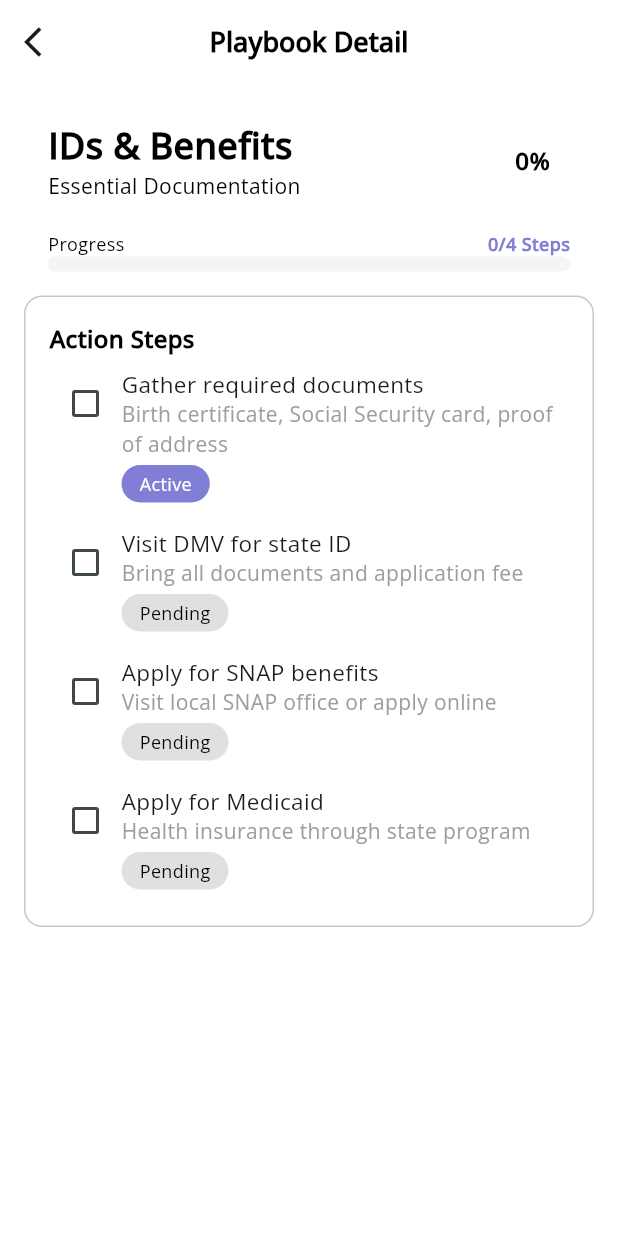
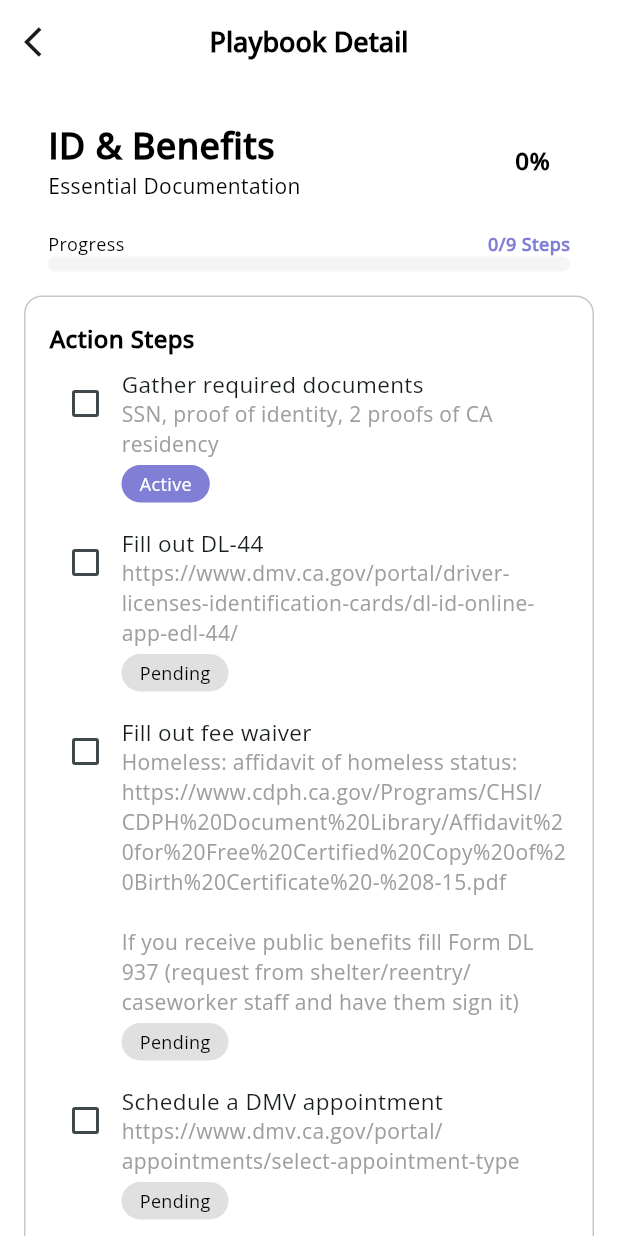
Before and after one commit to joon363/SF10x-Dignifi, a Flutter app: the screen it shows after launch, after a tap on "Continue Playbook", on a phone screen of 412 x 824 dp. Run offline on Flutter 3.47's test engine with Material 3 defaults, Android fonts, the phone set to English and light mode, and no system bars; our stand-ins replace flutter_markdown, flutter_svg.

Commit message:
Refactoring Architecture

```diff
--- a/lib/connections/apiCalls.dart
+++ b/lib/connections/apiCalls.dart
@@ -1,9 +1,18 @@
 import 'dart:convert';
 import 'package:http/http.dart' as http;
+import 'package:reentry/datas/taskData.dart';
+import 'package:reentry/models/taskModel.dart';
 import 'config.dart';
 
+Future<List<TaskGroup>> getGroupsData() async{
+  //return categoriesData;
+  final List<dynamic> data = jsonDecode(dummyStepsResponseJson);
+  List<TaskGroup> groups =
+    data.map((e) => TaskGroup.fromJson(e)).toList();
+  return groups;
+}
 
-Future<String?> callAPI(String message) async {
+Future<String?> sendChatbotRequestAPI(String message) async {
   final url = Uri.parse(SERVER_ADDR);
   // await Future.delayed(Duration(seconds: 1));
   // return dummyResponse;
@@ -31,42 +40,3 @@ Future<String?> callAPI(String message) async {
     return null;
   }
 }
-
-String dummyResponse = '''hello# Exploring the Future of AI: A GPT Perspective
-
-Artificial Intelligence (AI) has rapidly transformed various industries, reshaping how we work, communicate, and solve problems. Among the many breakthroughs, **Generative Pre-trained Transformers (GPT)** stand out as a remarkable advancement.
-
-## What is GPT?
-
-GPT is a type of large language model developed by OpenAI that leverages deep learning to generate human-like text. By training on vast amounts of data, GPT can:
-
-- Compose essays and articles
-- Answer questions intelligently
-- Generate creative content like poetry and stories
-- Assist with coding and debugging
-
-## Applications of GPT
-
-The versatility of GPT opens up exciting possibilities across domains:
-
-1. **Education**: Personalized tutoring and instant feedback
-2. **Healthcare**: Assisting in medical documentation and research summarization
-3. **Entertainment**: Interactive storytelling and game dialogue generation
-4. **Business**: Automated customer support and report generation
-
-## Challenges and Ethical Considerations
-
-While GPT models are powerful, they also raise important questions:
-
-- How do we ensure responsible use?
-- What about biases in training data?
-- How to balance automation with human creativity?
-
-## Conclusion
-
-GPT and similar AI models are ushering in a new era of intelligent tools. As technology evolves, fostering ethical development and inclusive design will be key to unlocking their full potential.
-
----
-
-*Powered by GPT technology — shaping the future, one word at a time.*
-''';
--- a/lib/datas/stepsData.dart
+++ /dev/null
@@ -1,34 +0,0 @@
-import '../models/stepsModel.dart';
-
-final StepCategory idsAndBenefits = StepCategory(
-  title: 'IDs & Benefits',
-  subtitle: 'Essential Documentation',
-  steps: [
-    StepItem(title: 'Gather required documents', subtitle: 'Birth certificate, Social Security card, proof of address', done: false),
-    StepItem(title: 'Visit DMV for state ID', subtitle: 'Bring all documents and application fee', done: false),
-    StepItem(title: 'Apply for SNAP benefits', subtitle: 'Visit local SNAP office or apply online', done: false),
-    StepItem(title: 'Apply for Medicaid', subtitle: 'Health insurance through state program', done: false),
-  ],
-);
-
-final StepCategory transitionalHousing = StepCategory(
-  title: 'Transitional Housing',
-  subtitle: 'Temporary shelter planning',
-  steps: [
-    StepItem(title: 'Find local transitional housing', subtitle: 'Use housing locator or contact shelters'),
-    StepItem(title: 'Schedule intake interview', subtitle: 'Provide necessary documents and ID'),
-    StepItem(title: 'Move-in preparation', subtitle: 'Pack essentials and coordinate transport'),
-  ],
-);
-
-final StepCategory permanentHousing = StepCategory(
-  title: 'Permanent Housing',
-  subtitle: 'Long-term stable living',
-  steps: [
-    StepItem(title: 'Apply for housing voucher', subtitle: 'Through local housing authority'),
-    StepItem(title: 'Find affordable units', subtitle: 'Search listings and contact landlords'),
-    StepItem(title: 'Sign lease and move-in', subtitle: 'Review terms and move-in checklist'),
-  ],
-);
-
-final List<StepCategory> categories = [idsAndBenefits, transitionalHousing, permanentHousing];
--- a/lib/main.dart
+++ b/lib/main.dart
@@ -1,6 +1,8 @@
 import 'package:flutter/material.dart';
+import 'package:provider/provider.dart';
 import 'theme.dart';
 import 'screens/homeScreen.dart';
+import '/viewModels/taskViewModel.dart';
 
 void main() => runApp(MyApp());
 
@@ -9,11 +11,14 @@ class MyApp extends StatelessWidget {
 
   @override
   Widget build(BuildContext context) {
-    return MaterialApp(
-      debugShowCheckedModeBanner: false,
-      title: 'Dignifi',
-      theme: AppTheme.lightTheme(context),
-      home: HomeScreen(),
+    return ChangeNotifierProvider(
+      create: (_) => TaskGroupViewModel(),
+      child: MaterialApp(
+        debugShowCheckedModeBanner: false,
+        title: 'Dignifi',
+        theme: AppTheme.lightTheme(context),
+        home: HomeScreen(),
+      ),
     );
   }
 }
--- a/lib/models/stepsModel.dart
+++ /dev/null
@@ -1,23 +0,0 @@
-class StepItem {
-  String title;
-  String subtitle;
-  bool done;
-
-  StepItem({
-    required this.title,
-    required this.subtitle,
-    this.done = false,
-  });
-}
-
-class StepCategory {
-  final String title;
-  final String subtitle;
-  final List<StepItem> steps;
-
-  StepCategory({
-    required this.title,
-    required this.subtitle,
-    required this.steps,
-  });
-}
--- /dev/null
+++ b/lib/models/taskModel.dart
@@ -0,0 +1,66 @@
+import '../datas/taskData.dart';
+class Task {
+  int taskIdx;
+  String title;
+  String explanation;
+  bool done;
+
+  Task({
+    required this.taskIdx,
+    required this.title,
+    required this.explanation,
+    this.done = false,
+  });
+
+  factory Task.fromJson(Map<String, dynamic> json) {
+    return Task(
+      taskIdx: json['taskidx'],
+      title: json['title'],
+      explanation: json['explanation'],
+      done: json['isDone']==0?false:true,
+    );
+  }
+
+  Map<String, dynamic> toJson() {
+    return {
+      'taskidx': taskIdx,
+      'title': title,
+      'explanation': explanation,
+      'isDone': done,
+    };
+  }
+}
+
+class TaskGroup {
+  final int groupId;
+  final String groupName;
+  final String groupExplanation;
+  final List<Task> tasks;
+
+  TaskGroup({
+    required this.groupId,
+    required this.groupName,
+    required this.groupExplanation,
+    required this.tasks,
+  });
+
+  factory TaskGroup.fromJson(Map<String, dynamic> json) {
+    return TaskGroup(
+      groupId: json['groupID'],
+      groupName: json['groupName'],
+      groupExplanation: json['groupExplanation'],
+      tasks: (json['tasks'] as List)
+          .map((stepJson) => Task.fromJson(stepJson))
+          .toList(),
+    );
+  }
+
+  Map<String, dynamic> toJson() {
+    return {
+      'groupID': groupId,
+      'groupName': groupName,
+      'groupExplanation': groupExplanation,
+      'tasks': tasks.map((step) => step.toJson()).toList(),
+    };
+  }
+}
--- a/lib/screens/homeScreen.dart
+++ b/lib/screens/homeScreen.dart
@@ -1,19 +1,42 @@
 import 'package:flutter/material.dart';
 import 'package:flutter_svg/flutter_svg.dart';
 import 'package:provider/provider.dart';
-import 'package:reentry/datas/stepsData.dart';
-import 'package:reentry/models/stepsModel.dart';
+import 'package:reentry/datas/taskData.dart';
+import 'package:reentry/models/taskModel.dart';
 import 'package:reentry/screens/chatbotScreen.dart';
-import 'package:reentry/viewModels/stepsViewModel.dart';
+import 'package:reentry/viewModels/taskViewModel.dart';
 import 'package:reentry/screens/playbookDetailScreen.dart';
 import '../theme.dart';
 
 
-class HomeScreen extends StatelessWidget {
+class HomeScreen extends StatefulWidget {
   const HomeScreen({super.key});
 
   @override
+  State<HomeScreen> createState() => _HomeScreenState();
+}
+
+class _HomeScreenState extends State<HomeScreen> {
+  late Future<void> _future;
+
+  @override
+  void initState() {
+    super.initState();
+    _future = context.read<TaskGroupViewModel>().fetch();
+  }
+
+  @override
   Widget build(BuildContext context) {
+    return FutureBuilder(
+      future: _future,
+      builder: (context, snapshot){
+        if (snapshot.connectionState == ConnectionState.waiting) {
+          return CircularProgressIndicator();
+        } else if (snapshot.connectionState == ConnectionState.done) {
+          if (snapshot.hasError) {
+            print(snapshot.error);
+            return Text('Error: ${snapshot.error}');
+          } else {
             return SafeArea(
               top: false,
               child: Scaffold(
@@ -54,6 +77,11 @@ class HomeScreen extends StatelessWidget {
             );
           }
         }
+        return Text('Error: Cannot Reach Here');
+      }
+    );
+  }
+}
 
 class WelcomeCard extends StatelessWidget {
   const WelcomeCard({
@@ -62,6 +90,7 @@ class WelcomeCard extends StatelessWidget {
 
   @override
   Widget build(BuildContext context) {
+    final vm = context.watch<TaskGroupViewModel>();
     return Container(
         height: 100,
         decoration: BoxDecoration(
@@ -96,13 +125,13 @@ class WelcomeCard extends StatelessWidget {
               children: [
                 Expanded(child: LinearProgressIndicator(
                   minHeight: 10,
-                  value: 0.2,
+                  value: vm.totalProgressRatio,
                   borderRadius: BorderRadius.circular(10),
                   backgroundColor: primaryColorLight,
                   color: Colors.white,
                 ),),
                 Text(
-                "20%",
+                  vm.totalProgressPercent,
                   style: TextStyle(
                     color: Colors.white,
                     fontSize: 12,
@@ -137,6 +166,7 @@ class _PageViewCardState extends State<PageViewCard> {
 
   @override
   Widget build(BuildContext context) {
+    final vm = context.watch<TaskGroupViewModel>();
     return Column(
       children: [
         SizedBox(
@@ -146,7 +176,7 @@ class _PageViewCardState extends State<PageViewCard> {
             onPageChanged: (i) => setState(() => _pageIndex = i),
             itemCount: 3,
             scrollDirection: Axis.horizontal,
-            itemBuilder: (_, i) => ActivityProgressCard(category: categories[i]),
+            itemBuilder: (_, i) => ActivityProgressCard(group: vm.groups[i]),
           ),
         ),
         Row(
@@ -169,10 +199,10 @@ class _PageViewCardState extends State<PageViewCard> {
 }
 
 class ActivityProgressCard extends StatefulWidget {
-  final StepCategory category;
+  final TaskGroup group;
   const ActivityProgressCard({
     super.key,
-    required this.category
+    required this.group
   });
 
   @override
@@ -182,10 +212,11 @@ class ActivityProgressCard extends StatefulWidget {
 class _ActivityProgressCardState extends State<ActivityProgressCard> {
   @override
   Widget build(BuildContext context) {
+    final stepsCategoryVM = context.watch<TaskGroupViewModel>();
     return ChangeNotifierProvider(
-      create: (_) => StepsViewModel(category: widget.category),
+      create: (_) => TaskViewModel(taskGroup: widget.group),
       child: Builder(builder: (context) {
-          final vm = context.watch<StepsViewModel>();
+          final tasksVM = context.watch<TaskViewModel>();
           return Container(
             decoration: grayBoxDecoration,
             padding: EdgeInsets.all(16),
@@ -209,7 +240,7 @@ class _ActivityProgressCardState extends State<ActivityProgressCard> {
                           crossAxisAlignment: CrossAxisAlignment.start,
                           children: [
                             Text(
-                              Provider.of<StepsViewModel>(context).category.title,
+                              tasksVM.taskGroup.groupName,
                               style: TextStyle(
                                 color: Colors.black,
                                 fontSize: 16,
@@ -217,7 +248,7 @@ class _ActivityProgressCardState extends State<ActivityProgressCard> {
                               ),
                             ),
                             Text(
-                              Provider.of<StepsViewModel>(context).category.subtitle,
+                              tasksVM.taskGroup.groupExplanation,
                               style: TextStyle(
                                 color: Colors.black,
                                 fontSize: 12,
@@ -231,12 +262,12 @@ class _ActivityProgressCardState extends State<ActivityProgressCard> {
                       alignment: Alignment.center,
                       children: [
                         CircularProgressIndicator(
-                          value: vm.progressPercent(),
+                          value: tasksVM.progressRatio(),
                           strokeWidth: 4,
                           color: primaryColor,
                         ),
                         Text(
-                          "${(vm.progressPercent() * 100).round()}%",
+                          tasksVM.progressPercent(),
                           style: TextStyle(
                             color: Colors.black,
                             fontSize: 12,
@@ -260,7 +291,7 @@ class _ActivityProgressCardState extends State<ActivityProgressCard> {
                           ),
                         ),
                         Text(
-                          vm.progressText(),
+                          tasksVM.progressText(),
                           style: TextStyle(
                             color: primaryColor,
                             fontSize: 12,
@@ -271,7 +302,7 @@ class _ActivityProgressCardState extends State<ActivityProgressCard> {
                     ),
                     LinearProgressIndicator(
                       minHeight: 10,
-                      value: vm.progressPercent(),
+                      value: tasksVM.progressRatio(),
                       borderRadius: BorderRadius.circular(10),
                       backgroundColor: boxGrayColor,
                       color: primaryColor,
@@ -286,7 +317,13 @@ class _ActivityProgressCardState extends State<ActivityProgressCard> {
                     onTap: () {
                       Navigator.push(
                         context,
-                        MaterialPageRoute(builder: (_) => PlaybookDetailScreen(category: widget.category,)),
+                        MaterialPageRoute(
+                            builder: (_) =>
+                              ChangeNotifierProvider.value(
+                                value: stepsCategoryVM, // 기존 ViewModel 인스턴스
+                                child: PlaybookDetailScreen(category: widget.group),        // PageB가 이 ViewModel을 사용할 수 있음
+                              )
+                        ),
                       ).then((_) {
                             setState(() {
                               });
--- a/lib/screens/playbookDetailScreen.dart
+++ b/lib/screens/playbookDetailScreen.dart
@@ -1,17 +1,18 @@
 import 'package:flutter/material.dart';
 import 'package:provider/provider.dart';
-import '../viewModels/stepsViewModel.dart';
-import '../models/stepsModel.dart';
+import '../viewModels/taskViewModel.dart';
+import '../models/taskModel.dart';
 import '../theme.dart';
 
 class PlaybookDetailScreen extends StatelessWidget {
-  final StepCategory category;
+  final TaskGroup category;
   const PlaybookDetailScreen({super.key, required this.category});
 
   @override
   Widget build(BuildContext context) {
+    final taskGroupVM = context.watch<TaskGroupViewModel>();
     return ChangeNotifierProvider(
-      create: (_) => StepsViewModel(category: category),
+      create: (_) => TaskViewModel(taskGroup: category),
       child: SafeArea(
         top: false,
         child: Scaffold(
@@ -21,6 +22,7 @@ class PlaybookDetailScreen extends StatelessWidget {
               icon: Icon(Icons.arrow_back_ios),
               onPressed: () {
                 Navigator.of(context).pop();
+                taskGroupVM.update();
               },
             ),
             title: Text("Playbook Detail",
@@ -51,7 +53,7 @@ class ActivityProgressCard extends StatelessWidget {
 
   @override
   Widget build(BuildContext context) {
-    final vm = context.watch<StepsViewModel>();
+    final vm = context.watch<TaskViewModel>();
 
     return Container(
       padding: EdgeInsets.all(16),
@@ -62,9 +64,9 @@ class ActivityProgressCard extends StatelessWidget {
           Row(mainAxisAlignment: MainAxisAlignment.spaceBetween, children: [
               Row(children: [
                   Column(crossAxisAlignment: CrossAxisAlignment.start, children: [
-                      Text(vm.category.title,
+                      Text(vm.taskGroup.groupName,
                         style: TextStyle(color: Colors.black, fontSize: 24, fontWeight: FontWeight.bold)),
-                      Text(vm.category.subtitle, style: TextStyle(color: Colors.black, fontSize: 14)),
+                      Text(vm.taskGroup.groupExplanation, style: TextStyle(color: Colors.black, fontSize: 14)),
                     ]),
                 ]),
               Stack(alignment: Alignment.center, children: [
@@ -72,12 +74,12 @@ class ActivityProgressCard extends StatelessWidget {
                     height: 50,
                     width: 50,
                     child: CircularProgressIndicator(
-                      value: vm.progressPercent(),
+                      value: vm.progressRatio(),
                       strokeWidth: 4,
                       color: primaryColor,
                     ),
                   ),
-                  Text("${(vm.progressPercent() * 100).round()}%",
+                  Text(vm.progressPercent(),
                     style: TextStyle(color: Colors.black, fontSize: 16, fontWeight: FontWeight.bold)),
                 ]),
             ]),
@@ -92,7 +94,7 @@ class ActivityProgressCard extends StatelessWidget {
           ),
           LinearProgressIndicator(
             minHeight: 10,
-            value: vm.progressPercent(),
+            value: vm.progressRatio(),
             borderRadius: BorderRadius.circular(10),
             backgroundColor: boxGrayColor,
             color: primaryColor,
@@ -108,7 +110,7 @@ class QuickActionsCard extends StatelessWidget {
 
   @override
   Widget build(BuildContext context) {
-    final vm = context.watch<StepsViewModel>();
+    final vm = context.watch<TaskViewModel>();
 
     return Container(
       decoration: grayBoxDecoration,
@@ -137,7 +139,9 @@ class QuickActionsCard extends StatelessWidget {
                       children: [
                         Checkbox(
                           value: step.done,
-                          onChanged: (_) => vm.toggle(i),
+                          onChanged: (_) {
+                            vm.toggle(i);
+                          },
                           activeColor: Colors.green[300],
                         ),
                         Expanded(
@@ -148,7 +152,7 @@ class QuickActionsCard extends StatelessWidget {
                                 style: TextStyle(
                                   fontSize: 15,
                                   decoration: step.done ? TextDecoration.lineThrough : null)),
-                              Text(step.subtitle, style: TextStyle(color: Colors.grey)),
+                              Text(step.explanation, style: TextStyle(color: Colors.grey)),
                               Container(
                                 margin: EdgeInsets.only(top: 4),
                                 padding: EdgeInsets.symmetric(horizontal: 12, vertical: 4),
--- a/lib/sheet.dart
+++ b/lib/sheet.dart
@@ -46,7 +46,7 @@ class _MainPageState extends State<MainPage> {
               Column(
                 children: [
                   Material(
-                    color: secondaryColor,
+                    color: primaryColor,
                     shape: const CircleBorder(),
                     elevation: 5,
                     child: InkWell(
@@ -124,7 +124,7 @@ class _MainPageState extends State<MainPage> {
                   children: [
                     Expanded(
                       child: Material(
-                        color: secondaryColor,
+                        color: primaryColor,
                         borderRadius: BorderRadius.circular(defaultBorderRadius),
                         elevation: 5,
                         child: InkWell(
--- a/lib/viewModels/chatViewModel.dart
+++ b/lib/viewModels/chatViewModel.dart
@@ -16,7 +16,7 @@ class ChatViewModel extends ChangeNotifier {
     _messages.add(ChatMessage(isLoading: true, text: "...", loadingMessage: ""));
     notifyListeners();
 
-    final result = await callAPI(userText);
+    final result = await sendChatbotRequestAPI(userText);
     _messages.removeWhere((m) => m.isLoading);
     if (result == null) {
       _messages.add(ChatMessage(
--- a/lib/viewModels/stepsViewModel.dart
+++ /dev/null
@@ -1,33 +0,0 @@
-import 'package:flutter/material.dart';
-import '../models/stepsModel.dart';
-
-class StepsViewModel extends ChangeNotifier {
-  final StepCategory category;
-
-  StepsViewModel({required this.category});
-
-  List<StepItem> get steps => category.steps;
-
-  void toggle(int index) {
-    steps[index].done = !steps[index].done;
-    notifyListeners();
-  }
-
-  String statusOf(int index) {
-    if (steps[index].done) return "Done";
-    final firstUndone = steps.indexWhere((e) => !e.done);
-    return (index == firstUndone) ? "Active" : "Pending";
-  }
-
-  double progressPercent() {
-    final total = steps.length;
-    final done = steps.where((e) => e.done).length;
-    return done / total;
-  }
-
-  String progressText() {
-    final done = steps.where((e) => e.done).length;
-    final total = steps.length;
-    return "$done/$total Steps";
-  }
-}
--- /dev/null
+++ b/lib/viewModels/taskViewModel.dart
@@ -0,0 +1,82 @@
+import 'package:flutter/material.dart';
+import '../models/taskModel.dart';
+import '../connections/apiCalls.dart';
+
+class TaskViewModel extends ChangeNotifier {
+  final TaskGroup taskGroup;
+
+  TaskViewModel({required this.taskGroup});
+
+  List<Task> get steps => taskGroup.tasks;
+
+  void toggle(int index) {
+    steps[index].done = !steps[index].done;
+    notifyListeners();
+  }
+
+  String statusOf(int index) {
+    if (steps[index].done) return "Done";
+    final firstUndone = steps.indexWhere((e) => !e.done);
+    return (index == firstUndone) ? "Active" : "Pending";
+  }
+  double progressRatio() {
+    final total = steps.length;
+    final done = steps.where((e) => e.done).length;
+    return done/total;
+  }
+
+  String progressPercent() {
+    final total = steps.length;
+    final done = steps.where((e) => e.done).length;
+    return "${((done / total)*100).round()}%";
+  }
+
+  int doneCount() {
+    final done = steps.where((e) => e.done).length;
+    return done;
+  }
+
+  String progressText() {
+    final done = steps.where((e) => e.done).length;
+    final total = steps.length;
+    return "$done/$total Steps";
+  }
+}
+
+class TaskGroupViewModel extends ChangeNotifier {
+  late List<TaskGroup> groups;
+
+  int _doneTasks = 0;
+  int _totalTasks = 0;
+
+  Future<void> fetch() async {
+    final res = await getGroupsData();
+    await setData(res);
+  }
+  Future<void> setData(List<TaskGroup> newGroups) async {
+    groups = newGroups;
+    await _recalculate();
+  }
+
+  Future<void> _recalculate() async {
+    _doneTasks = 0;
+    _totalTasks = 0;
+
+    for (var category in groups) {
+      for (var step in category.tasks) {
+        _totalTasks++;
+        if (step.done) _doneTasks++;
+      }
+    }
+  }
+
+  void update() {
+    _recalculate();
+    notifyListeners();
+  }
+
+  int get totalDoneSteps => _doneTasks;
+  int get totalSteps => _totalTasks;
+  double get totalProgressRatio => _doneTasks/_totalTasks;
+  String get totalProgressPercent => "${((totalDoneSteps / totalSteps)*100).round()}%";
+}
```
Also changed, not shown: lib/datas/chatData.dart (added, +38 -0 lines), lib/datas/taskData.dart (added, +179 -0 lines). Lines whose indentation alone changed are shown as unchanged.
